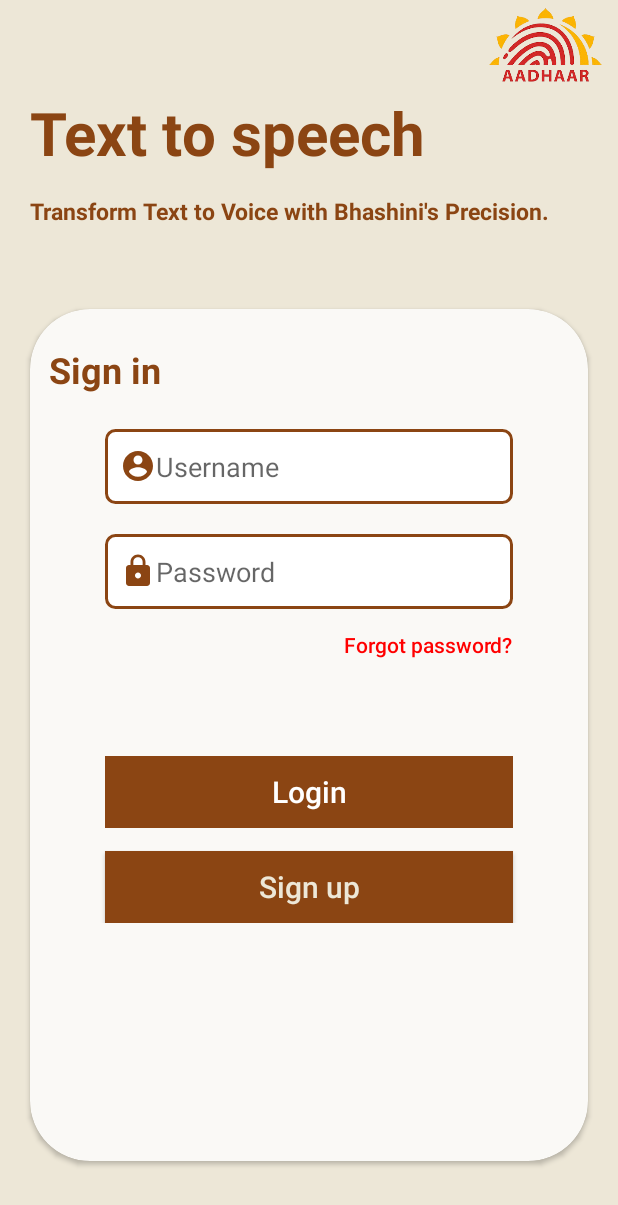
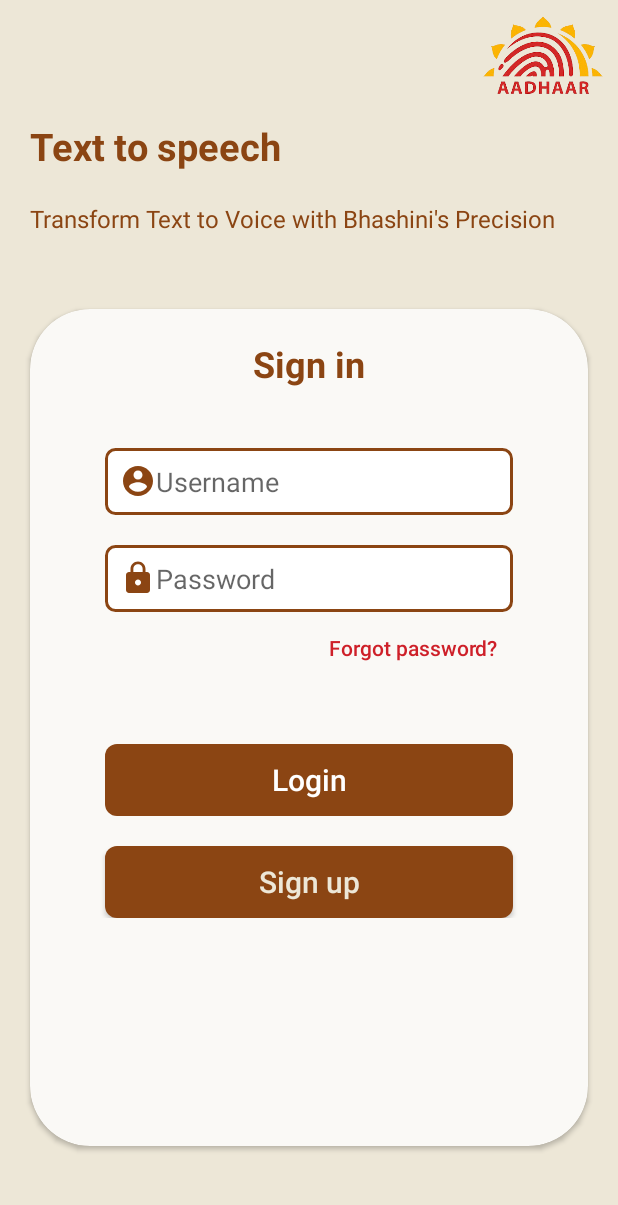
Before and after one commit to 12cookie/signinApp, an Android app: the MainActivity screen opened directly, with no data from a screen before it, on a phone screen of 412 x 824 dp. Shown: the top 1205 px of the screen. Run offline under Robolectric (Android 15) with nearby library versions, the phone set to English and light mode, and no system bars.

Commit message:
UI changes

```diff
--- /dev/null
+++ b/app/src/main/res/drawable/rounded_buttons.xml
@@ -0,0 +1,9 @@
+<?xml version="1.0" encoding="utf-8"?>
+<shape xmlns:android="http://schemas.android.com/apk/res/android"
+    android:shape="rectangle">
+    <solid android:color="@color/app_theme_light" />
+    <corners android:bottomRightRadius="8dp"
+        android:bottomLeftRadius="8dp"
+        android:topRightRadius="8dp"
+        android:topLeftRadius="8dp"/>
+</shape>
--- a/app/src/main/res/layout/activity_landing.xml
+++ b/app/src/main/res/layout/activity_landing.xml
@@ -12,10 +12,6 @@
         android:layout_width="80dp"
         android:layout_height="80dp"
         android:contentDescription="@string/logout"
-        android:textColor="@color/white"
-        android:text="@string/logout"
-        android:textSize="20sp"
-        android:textAllCaps="false"
         android:src="@drawable/logout"
         android:layout_marginTop="10dp"
         app:layout_constraintEnd_toEndOf="parent"
--- a/app/src/main/res/layout/activity_main.xml
+++ b/app/src/main/res/layout/activity_main.xml
@@ -8,6 +8,42 @@
     android:background="@color/app_theme"
     tools:context=".MainActivity">
 
+    <ImageView
+        android:id="@+id/imageView3"
+        android:layout_width="80dp"
+        android:layout_height="60dp"
+        android:layout_marginTop="10dp"
+        android:layout_marginEnd="10dp"
+        android:contentDescription="@string/logo"
+        app:layout_constraintEnd_toEndOf="parent"
+        app:layout_constraintTop_toTopOf="parent"
+        app:srcCompat="@mipmap/aadhar" />
+
+    <TextView
+        android:id="@+id/textView2"
+        android:layout_width="wrap_content"
+        android:layout_height="wrap_content"
+        android:text="@string/welcome"
+        android:textColor="@color/app_theme_light"
+        android:textSize="25sp"
+        android:textStyle="bold"
+        android:layout_marginTop="10dp"
+        android:layout_marginStart="20dp"
+        app:layout_constraintTop_toBottomOf="@+id/imageView3"
+        app:layout_constraintStart_toStartOf="parent" />
+
+    <TextView
+        android:id="@+id/text2"
+        android:layout_width="wrap_content"
+        android:layout_height="wrap_content"
+        android:text="@string/Bhashini"
+        android:textColor="@color/app_theme_light"
+        android:textSize="16sp"
+        android:layout_marginStart="20dp"
+        android:layout_marginTop="20dp"
+        app:layout_constraintTop_toBottomOf="@+id/textView2"
+        app:layout_constraintStart_toStartOf="parent" />
+
     <androidx.constraintlayout.widget.Guideline
         android:id="@+id/guideline"
         android:layout_width="wrap_content"
@@ -15,14 +51,12 @@
         android:orientation="horizontal"
         app:layout_constraintGuide_percent="0.25" />
 
-
-
     <androidx.cardview.widget.CardView
         android:layout_width="match_parent"
         android:layout_height="0dp"
         android:layout_marginStart="20dp"
         android:layout_marginEnd="20dp"
-        android:layout_marginBottom="50dp"
+        android:layout_marginBottom="60dp"
         app:cardCornerRadius="40dp"
         app:cardBackgroundColor="@color/card"
         app:layout_constraintBottom_toBottomOf="parent"
@@ -32,83 +66,83 @@
             android:layout_width="match_parent"
             android:layout_height="match_parent"
             app:layout_editor_absoluteX="0dp"
-            app:layout_editor_absoluteY="-200dp">
-
+            app:layout_editor_absoluteY="0dp">
 
         <androidx.constraintlayout.widget.ConstraintLayout
             android:layout_width="match_parent"
-            android:layout_height="match_parent">
-
-            <Button
-                android:id="@+id/forgotPassword"
-                android:layout_width="wrap_content"
-                android:layout_height="wrap_content"
-                android:layout_marginRight="50dp"
-                android:background="@android:color/transparent"
-                android:text="@string/forgot_password"
-                android:textAllCaps="false"
-                android:textColor="@color/mutedred"
-                app:layout_constraintEnd_toEndOf="parent"
-                app:layout_constraintTop_toBottomOf="@+id/password" />
+            android:layout_height="wrap_content">
 
             <TextView
                 android:id="@+id/textView"
                 android:layout_width="wrap_content"
                 android:layout_height="wrap_content"
-                android:layout_marginLeft="50dp"
                 android:text="@string/signin"
                 android:textColor="@color/app_theme_light"
                 android:textSize="24sp"
                 android:textStyle="bold"
-                app:layout_constraintBottom_toTopOf="@+id/username"
-                app:layout_constraintEnd_toStartOf="@+id/username"
+                android:layout_marginTop="20dp"
+                app:layout_constraintEnd_toEndOf="parent"
                 app:layout_constraintStart_toStartOf="parent"
                 app:layout_constraintTop_toTopOf="parent" />
 
             <EditText
                 android:id="@+id/username"
                 android:layout_width="match_parent"
-                android:layout_height="50dp"
-                android:layout_marginStart="50dp"
-                android:layout_marginTop="80dp"
-                android:layout_marginEnd="50dp"
+                android:layout_height="wrap_content"
                 android:background="@drawable/edt_background_txt"
                 android:drawableStart="@drawable/user"
                 android:drawableTint="@color/app_theme_light"
                 android:hint="@string/username"
                 android:importantForAutofill="no"
                 android:padding="10dp"
+                android:layout_marginTop="40dp"
+                android:layout_marginStart="50dp"
+                android:layout_marginEnd="50dp"
                 app:layout_constraintEnd_toEndOf="parent"
                 app:layout_constraintStart_toStartOf="parent"
-                app:layout_constraintTop_toTopOf="parent" />
+                app:layout_constraintTop_toBottomOf="@id/textView" />
 
             <EditText
                 android:id="@+id/password"
                 android:layout_width="match_parent"
-                android:layout_height="50dp"
-                android:layout_marginStart="50dp"
-                android:layout_marginTop="20dp"
-                android:layout_marginEnd="50dp"
+                android:layout_height="wrap_content"
                 android:background="@drawable/edt_background_txt"
-                android:drawableLeft="@drawable/lock"
+                android:drawableStart="@drawable/lock"
                 android:drawableTint="@color/app_theme_light"
                 android:hint="@string/password"
                 android:inputType="textPassword"
-                android:paddingStart="10dp"
-                app:layout_constraintEnd_toStartOf="parent"
+                android:padding="10dp"
+                android:layout_marginTop="20dp"
+                android:layout_marginStart="50dp"
+                android:layout_marginEnd="50dp"
                 app:layout_constraintStart_toStartOf="parent"
+                app:layout_constraintEnd_toEndOf="parent"
                 app:layout_constraintTop_toBottomOf="@+id/username" />
+
+            <Button
+                android:id="@+id/forgotPassword"
+                android:layout_width="wrap_content"
+                android:layout_height="wrap_content"
+                android:background="@android:color/transparent"
+                android:text="@string/forgot_password"
+                android:textAllCaps="false"
+                android:textColor="@color/red"
+                android:layout_marginEnd="60dp"
+                app:layout_constraintEnd_toEndOf="parent"
+                app:layout_constraintTop_toBottomOf="@+id/password" />
 
             <Button
                 android:id="@+id/login"
                 android:layout_width="match_parent"
                 android:layout_height="wrap_content"
-                android:layout_margin="50dp"
-                android:background="@color/app_theme_light"
+                android:background="@drawable/rounded_buttons"
                 android:text="@string/login"
                 android:textAllCaps="false"
                 android:textColor="@color/white"
                 android:textSize="20sp"
+                android:layout_marginTop="40dp"
+                android:layout_marginStart="50dp"
+                android:layout_marginEnd="50dp"
                 app:layout_constraintEnd_toEndOf="parent"
                 app:layout_constraintStart_toStartOf="parent"
                 app:layout_constraintTop_toBottomOf="@+id/forgotPassword" />
@@ -117,10 +151,10 @@
                 android:id="@+id/newUser"
                 android:layout_width="match_parent"
                 android:layout_height="wrap_content"
+                android:layout_marginTop="20dp"
                 android:layout_marginStart="50dp"
-                android:layout_marginTop="15dp"
                 android:layout_marginEnd="50dp"
-                android:background="@color/app_theme_light"
+                android:background="@drawable/rounded_buttons"
                 android:text="@string/signup"
                 android:textAllCaps="false"
                 android:textColor="@color/app_theme"
@@ -133,45 +167,4 @@
         </ScrollView>
     </androidx.cardview.widget.CardView>
 
-
-
-    <TextView
-        android:id="@+id/textView2"
-        android:layout_width="wrap_content"
-        android:layout_height="wrap_content"
-        android:layout_marginLeft="20dp"
-        android:text="@string/welcome"
-        android:textColor="@color/app_theme_light"
-        android:textSize="40sp"
-        android:textStyle="bold"
-        android:layout_marginTop="-30dp"
-        app:layout_constraintBottom_toTopOf="@+id/guideline"
-        app:layout_constraintStart_toStartOf="parent"
-        app:layout_constraintTop_toTopOf="parent" />
-
-    <TextView
-        android:id="@+id/text2"
-        android:layout_width="wrap_content"
-        android:layout_height="wrap_content"
-        android:layout_marginLeft="20dp"
-        android:layout_marginTop="-40dp"
-        android:text="@string/Bhashini"
-        android:textColor="@color/app_theme_light"
-        android:textSize="15sp"
-        android:textStyle="bold"
-        app:layout_constraintTop_toBottomOf="@+id/textView2"
-        app:layout_constraintStart_toStartOf="parent"
-        app:layout_constraintBottom_toTopOf="@+id/guideline" />
-
-    <ImageView
-        android:id="@+id/imageView3"
-        android:layout_width="86dp"
-        android:layout_height="55dp"
-        android:layout_marginTop="5dp"
-        android:layout_marginEnd="5dp"
-        app:layout_constraintEnd_toEndOf="parent"
-        app:layout_constraintTop_toTopOf="parent"
-        app:srcCompat="@mipmap/aadhar" />
-
-
 </androidx.constraintlayout.widget.ConstraintLayout>
--- a/app/src/main/res/values/strings.xml
+++ b/app/src/main/res/values/strings.xml
@@ -14,7 +14,7 @@
     <string name="createAccount">Create account</string>
     <string name="logout">Logout</string>
     <string name="welcome">Text to speech</string>
-    <string name="Bhashini">Transform Text to Voice with Bhashini\'s Precision.</string>
+    <string name="Bhashini">Transform Text to Voice with Bhashini\'s Precision</string>
     <string name="otptitle">Enter your OTP here </string>
     <string name="text">Welcome to the home page!</string>
     <string name="username">Username</string>
@@ -31,6 +31,7 @@
     <string name="dropdown">Dropdown</string>
     <string name="language_message">Please select language</string>
     <string name="audio_bars">Audio bars</string>
+    <string name="logo">Logo</string>
     <string-array name="Languages">
         <item>--- Select language ---</item>
         <item>Assamese</item>
```
